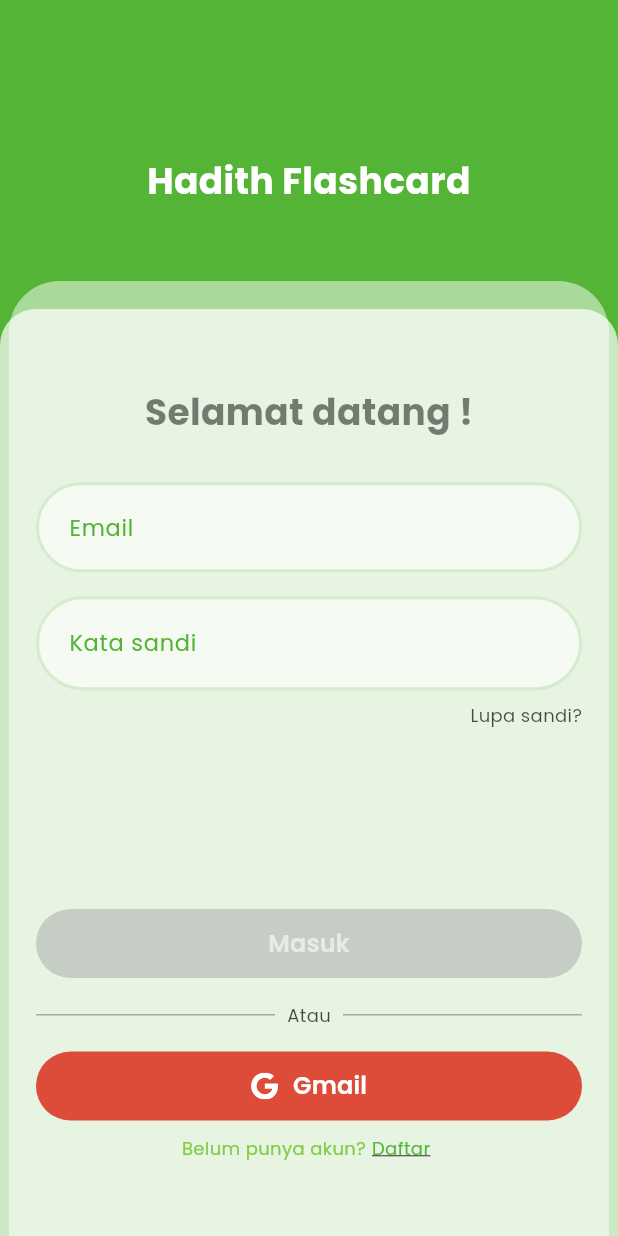
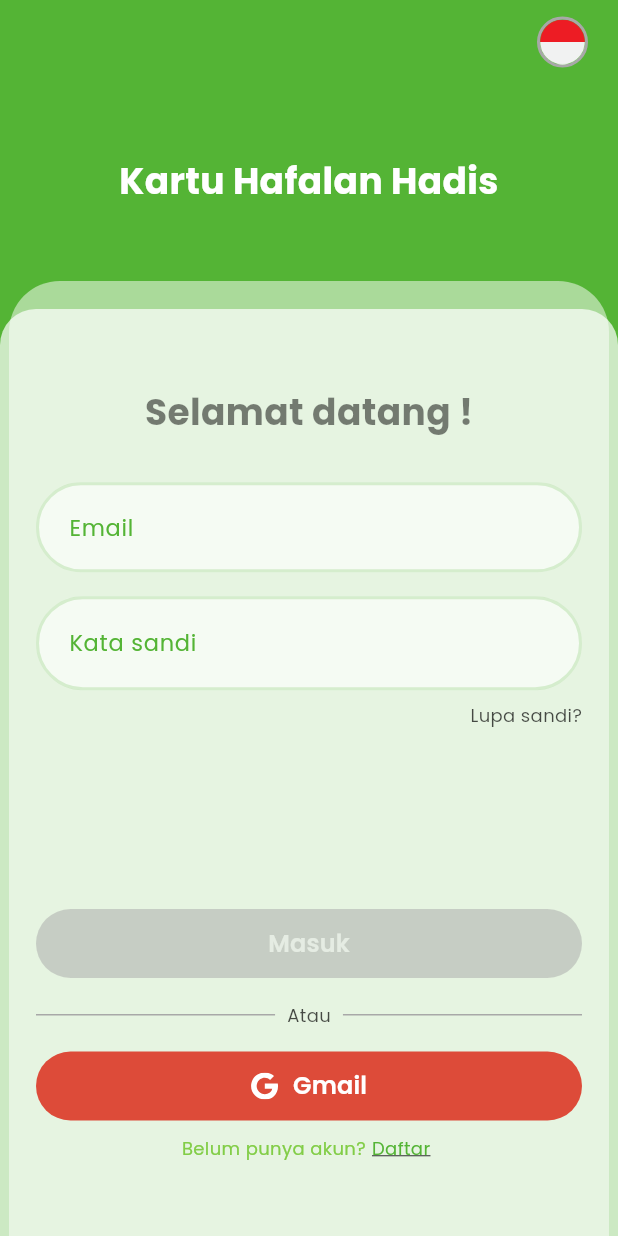
Before and after one commit to MahmudiZukri/hadith-flashcard, a Flutter app: the screen it shows after launch, on a phone screen of 412 x 824 dp. Run offline on Flutter 3.47's test engine with Material 3 defaults, Android fonts, the phone set to English and light mode, and no system bars; our stand-ins replace bloc, cloud_firestore, connectivity_plus, dio, equatable, fast_immutable_collections and 25 more; accounts and stored records are empty; statements that could not run were skipped.

Commit message:
add change language on sign in page

```diff
--- a/lib/localization/localization.dart
+++ b/lib/localization/localization.dart
@@ -4,6 +4,7 @@ class Localization extends Translations {
   @override
   Map<String, Map<String, String>> get keys => {
         "id": {
+          "hadithFlashcard": "Kartu Hafalan Hadis",
           "welcome": "Selamat datang !",
           "somethingWentWrong": "Terjadi kesalahan",
           "enterYourEmail": "Masukkan email Anda",
@@ -110,6 +111,7 @@ class Localization extends Translations {
           "tryNow": "Coba!"
         },
         "en": {
+          "hadithFlashcard": "Hadith Flashcard",
           "welcome": "Welcome !",
           "somethingWentWrong": "Something went wrong",
           "enterYourEmail": "Enter your email",
--- a/lib/presentation/pages/auth/sign_in_page.dart
+++ b/lib/presentation/pages/auth/sign_in_page.dart
@@ -52,7 +52,7 @@ class SignInPageScaffold extends StatelessWidget {
               top: screenHeight() / 8,
             ),
             child: Text(
-              'Hadith Flashcard',
+              'hadithFlashcard'.tr,
               textAlign: TextAlign.center,
               style: adaptiveTextFont().copyWith(
                 fontSize: 24.0,
@@ -61,6 +61,7 @@ class SignInPageScaffold extends StatelessWidget {
               ),
             ),
           ),
+
           Padding(
             padding: EdgeInsets.only(
               top: screenHeight() / 4.4,
@@ -348,6 +349,16 @@ class SignInPageScaffold extends StatelessWidget {
               ],
             ),
           ),
+          // Choose language
+
+          const Padding(
+            padding: EdgeInsets.only(right: 20.0),
+            child: SafeArea(
+              child: ChooseLanguageSection(
+                title: '',
+              ),
+            ),
+          ),
         ],
       ),
     );
```
Also changed, not shown: lib/presentation/pages/home/profile/profile_page.dart (+5 -4 lines).
